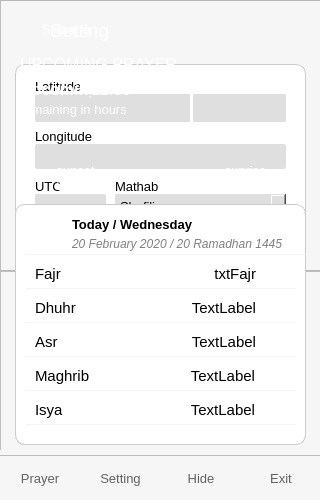
This is main.ui in butirpadi/AyoShalat as Qt 5 draws it before an edit. The edited form follows.
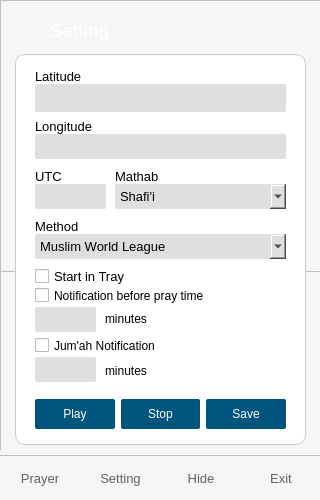
This is the edited form. Icons and pictures are not drawn.

Commit message: [UPDATE] add notif for jumah

```diff
--- a/main.ui
+++ b/main.ui
@@ -1359,9 +1359,9 @@
      <property name="geometry">
       <rect>
        <x>15</x>
-       <y>64</y>
+       <y>54</y>
        <width>291</width>
-       <height>381</height>
+       <height>391</height>
       </rect>
      </property>
      <property name="styleSheet">
@@ -1450,7 +1450,7 @@
       <property name="geometry">
        <rect>
         <x>20</x>
-        <y>320</y>
+        <y>340</y>
         <width>251</width>
         <height>41</height>
        </rect>
@@ -1922,7 +1922,7 @@
       <property name="geometry">
        <rect>
         <x>20</x>
-        <y>262</y>
+        <y>253</y>
         <width>61</width>
         <height>25</height>
        </rect>
@@ -1932,7 +1932,7 @@
       <property name="geometry">
        <rect>
         <x>90</x>
-        <y>263</y>
+        <y>254</y>
         <width>54</width>
         <height>21</height>
        </rect>
@@ -1945,7 +1945,7 @@
       <property name="geometry">
        <rect>
         <x>20</x>
-        <y>238</y>
+        <y>230</y>
         <width>191</width>
         <height>23</height>
        </rect>
@@ -1954,6 +1954,42 @@
        <string>Notification before pray time</string>
       </property>
      </widget>
+     <widget class="QCheckBox" name="ckJumah">
+      <property name="geometry">
+       <rect>
+        <x>20</x>
+        <y>280</y>
+        <width>191</width>
+        <height>23</height>
+       </rect>
+      </property>
+      <property name="text">
+       <string>Jum'ah Notification</string>
+      </property>
+     </widget>
+     <widget class="QLineEdit" name="txBeforeJumah">
+      <property name="geometry">
+       <rect>
+        <x>20</x>
+        <y>303</y>
+        <width>61</width>
+        <height>25</height>
+       </rect>
+      </property>
+     </widget>
+     <widget class="QLabel" name="label_8">
+      <property name="geometry">
+       <rect>
+        <x>90</x>
+        <y>306</y>
+        <width>54</width>
+        <height>21</height>
+       </rect>
+      </property>
+      <property name="text">
+       <string>minutes</string>
+      </property>
+     </widget>
     </widget>
     <widget class="QLabel" name="label_22">
      <property name="geometry">
@@ -2049,10 +2085,6 @@
     <zorder>label_22</zorder>
     <zorder>lblIconSetting</zorder>
    </widget>
-   <zorder>frameSetting</zorder>
-   <zorder>frameDashboardUpper</zorder>
-   <zorder>frame_time_table</zorder>
-   <zorder>frameButtonBar</zorder>
   </widget>
  </widget>
  <resources/>
```
Left out of the diff: 35 changed lines with no effect on the pictures. The commit also changes 4 other files.
